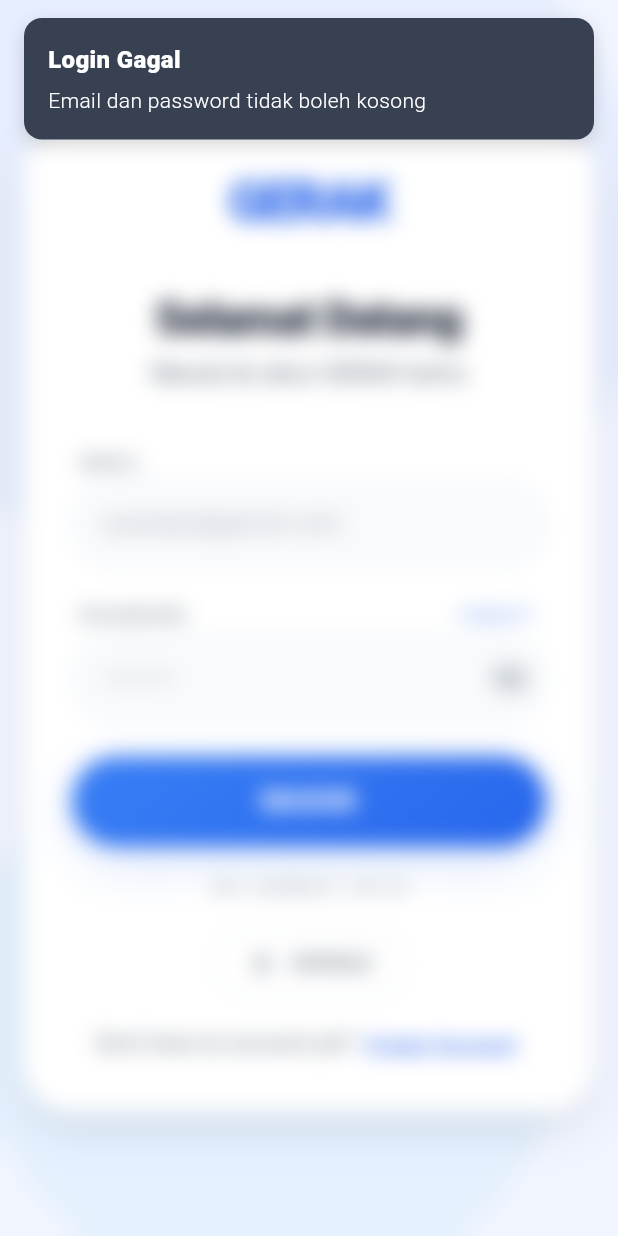
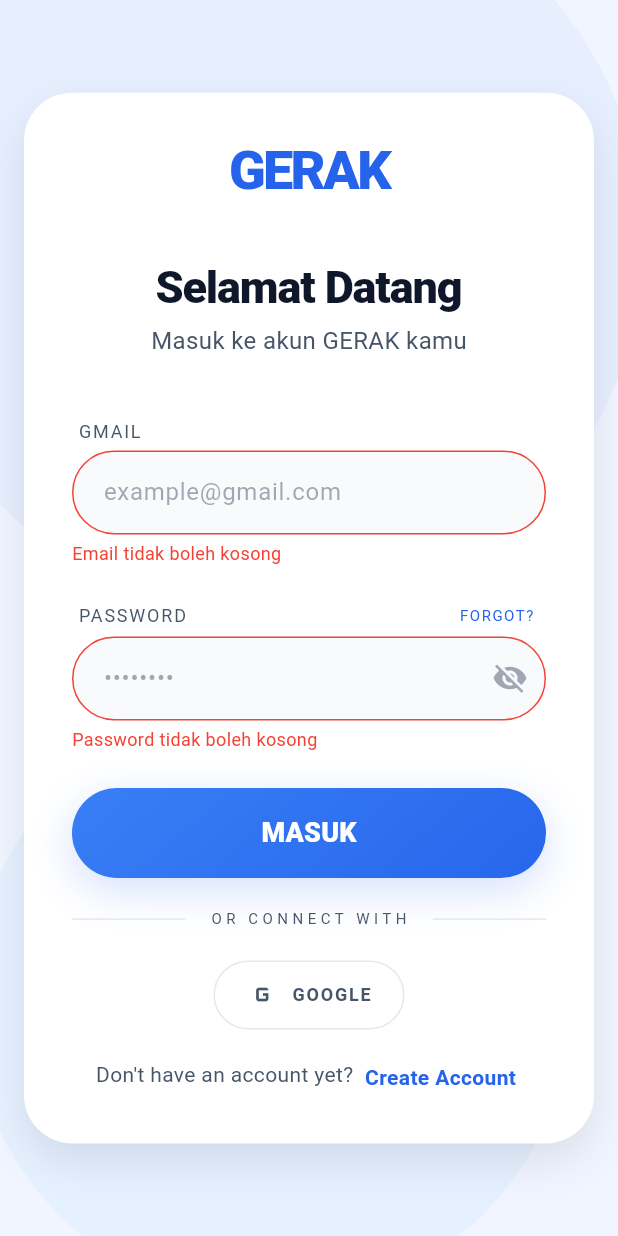
Before and after one commit to MuhammadBrataH/gerak-mobile-app, a Flutter app: the LoginView screen opened by its route, after a tap on "MASUK", on a phone screen of 412 x 824 dp. Run offline on Flutter 3.47's test engine with Material 3 defaults, Android fonts, the phone set to English and light mode, and no system bars; our stand-ins replace dio, flutter_secure_storage, flutter_svg, get, google_sign_in, image_picker; accounts and stored records are empty; Roboto replaces fonts that are missing (Lexend, Plus Jakarta Sans).

Commit message:
fix small bug

```diff
--- a/lib/features/auth/presentation/controllers/auth_controller.dart
+++ b/lib/features/auth/presentation/controllers/auth_controller.dart
@@ -240,12 +240,19 @@
 
   Future<void> login(String email, String password) async {
     final trimmedEmail = email.trim();
-    if (trimmedEmail.isEmpty || password.isEmpty) {
-      showCustomSnackbar('Login Gagal', 'Email dan password tidak boleh kosong');
+
+    // Cek format email dulu
+    if (!_isAllowedEmailDomain(trimmedEmail)) {
+      showCustomSnackbar('Login Gagal', 'Gunakan email yang valid untuk login');
       return;
     }
-    if (!_isAllowedEmailDomain(trimmedEmail)) {
-      showCustomSnackbar('Login Gagal', 'Gunakan email yang valid untuk login');
+
+    // Cek kosong setelah format valid
+    if (trimmedEmail.isEmpty || password.isEmpty) {
+      showCustomSnackbar(
+        'Login Gagal',
+        'Email dan password tidak boleh kosong',
+      );
       return;
     }
 
@@ -375,7 +382,10 @@
       return;
     }
     if (!_isAllowedEmailDomain(trimmedEmail)) {
-      showCustomSnackbar('Register Failed', 'Gunakan email yang valid untuk daftar');
+      showCustomSnackbar(
+        'Register Failed',
+        'Gunakan email yang valid untuk daftar',
+      );
       return;
     }
 
@@ -515,7 +525,10 @@
       return false;
     }
 
-    showCustomSnackbar('Lupa Password', 'Link reset sudah dikirim ke Gmail kamu');
+    showCustomSnackbar(
+      'Lupa Password',
+      'Link reset sudah dikirim ke Gmail kamu',
+    );
     return true;
   }
 
--- a/lib/features/auth/presentation/pages/login_view.dart
+++ b/lib/features/auth/presentation/pages/login_view.dart
@@ -15,6 +15,8 @@
 class _LoginViewState extends State<LoginView> {
   late final TextEditingController _emailController;
   late final TextEditingController _passwordController;
+  String? _emailError;
+  String? _passwordError;
 
   void _showForgotPasswordDialog(AuthController controller) {
     final emailController = TextEditingController(
@@ -63,11 +65,25 @@
     _passwordController = TextEditingController();
   }
 
-  @override
-  void dispose() {
-    _emailController.dispose();
-    _passwordController.dispose();
-    super.dispose();
+  void _handleLogin() {
+    setState(() {
+      _emailError = null;
+      _passwordError = null;
+    });
+
+    final controller = Get.find<AuthController>();
+    final email = _emailController.text.trim();
+    final password = _passwordController.text;
+
+    if (email.isEmpty || password.isEmpty) {
+      setState(() {
+        if (email.isEmpty) _emailError = 'Email tidak boleh kosong';
+        if (password.isEmpty) _passwordError = 'Password tidak boleh kosong';
+      });
+      return;
+    }
+
+    controller.login(email, password);
   }
 
   @override
@@ -187,10 +203,26 @@
                                     label: 'GMAIL',
                                     hintText: 'example@gmail.com',
                                     controller: _emailController,
+                                    errorText: _emailError,
+                                    onChanged: (_) {
+                                      if (_emailError != null) {
+                                        setState(() {
+                                          _emailError = null;
+                                        });
+                                      }
+                                    },
                                   ),
                                   const SizedBox(height: 24),
                                   _PasswordField(
                                     controller: _passwordController,
+                                    errorText: _passwordError,
+                                    onChanged: (_) {
+                                      if (_passwordError != null) {
+                                        setState(() {
+                                          _passwordError = null;
+                                        });
+                                      }
+                                    },
                                     onForgotPassword: () {
                                       _showForgotPasswordDialog(controller);
                                     },
@@ -224,12 +256,7 @@
                                       () => ElevatedButton(
                                         onPressed: controller.isLoading.value
                                             ? null
-                                            : () {
-                                                controller.login(
-                                                  _emailController.text.trim(),
-                                                  _passwordController.text,
-                                                );
-                                              },
+                                            : _handleLogin,
                                         style: ElevatedButton.styleFrom(
                                           backgroundColor: Colors.transparent,
                                           elevation: 0,
@@ -391,11 +418,15 @@
   final String label;
   final String hintText;
   final TextEditingController controller;
+  final String? errorText;
+  final ValueChanged<String>? onChanged;
 
   const _LabeledField({
     required this.label,
     required this.hintText,
     required this.controller,
+    this.errorText,
+    this.onChanged,
   });
 
   @override
@@ -430,13 +461,20 @@
           autocorrect: false,
           enableSuggestions: false,
           enableInteractiveSelection: true,
+          onChanged: onChanged,
           decoration: InputDecoration(
-            enabledBorder: const OutlineInputBorder(
-              borderSide: BorderSide(width: 1, color: aliceblue),
+            enabledBorder: OutlineInputBorder(
+              borderSide: BorderSide(
+                width: 1,
+                color: errorText != null ? Colors.red : aliceblue,
+              ),
               borderRadius: BorderRadius.all(Radius.circular(br32)),
             ),
-            focusedBorder: const OutlineInputBorder(
-              borderSide: BorderSide(width: 1, color: aliceblue),
+            focusedBorder: OutlineInputBorder(
+              borderSide: BorderSide(
+                width: 1,
+                color: errorText != null ? Colors.red : aliceblue,
+              ),
               borderRadius: BorderRadius.all(Radius.circular(br32)),
             ),
             fillColor: whitesmoke,
@@ -453,6 +491,14 @@
             ),
           ),
         ),
+        if (errorText != null)
+          Padding(
+            padding: const EdgeInsets.only(top: 4),
+            child: Text(
+              errorText!,
+              style: const TextStyle(color: Colors.red, fontSize: 12),
+            ),
+          ),
       ],
     );
   }
@@ -461,10 +507,14 @@
 class _PasswordField extends StatefulWidget {
   final TextEditingController controller;
   final VoidCallback onForgotPassword;
+  final String? errorText;
+  final ValueChanged<String>? onChanged;
 
   const _PasswordField({
     required this.controller,
     required this.onForgotPassword,
+    this.errorText,
+    this.onChanged,
   });
 
   @override
@@ -535,13 +585,20 @@
           autocorrect: false,
           enableSuggestions: false,
           enableInteractiveSelection: true,
+          onChanged: widget.onChanged,
           decoration: InputDecoration(
-            enabledBorder: const OutlineInputBorder(
-              borderSide: BorderSide(width: 1, color: aliceblue),
+            enabledBorder: OutlineInputBorder(
+              borderSide: BorderSide(
+                width: 1,
+                color: widget.errorText != null ? Colors.red : aliceblue,
+              ),
               borderRadius: BorderRadius.all(Radius.circular(br32)),
             ),
-            focusedBorder: const OutlineInputBorder(
-              borderSide: BorderSide(width: 1, color: aliceblue),
+            focusedBorder: OutlineInputBorder(
+              borderSide: BorderSide(
+                width: 1,
+                color: widget.errorText != null ? Colors.red : aliceblue,
+              ),
               borderRadius: BorderRadius.all(Radius.circular(br32)),
             ),
             fillColor: whitesmoke,
@@ -565,6 +622,14 @@
             ),
           ),
         ),
+        if (widget.errorText != null)
+          Padding(
+            padding: const EdgeInsets.only(top: 4),
+            child: Text(
+              widget.errorText!,
+              style: const TextStyle(color: Colors.red, fontSize: 12),
+            ),
+          ),
       ],
     );
   }
```
Also changed, not shown: lib/features/auth/presentation/pages/signup_private_step1_view.dart (+46 -5 lines).
